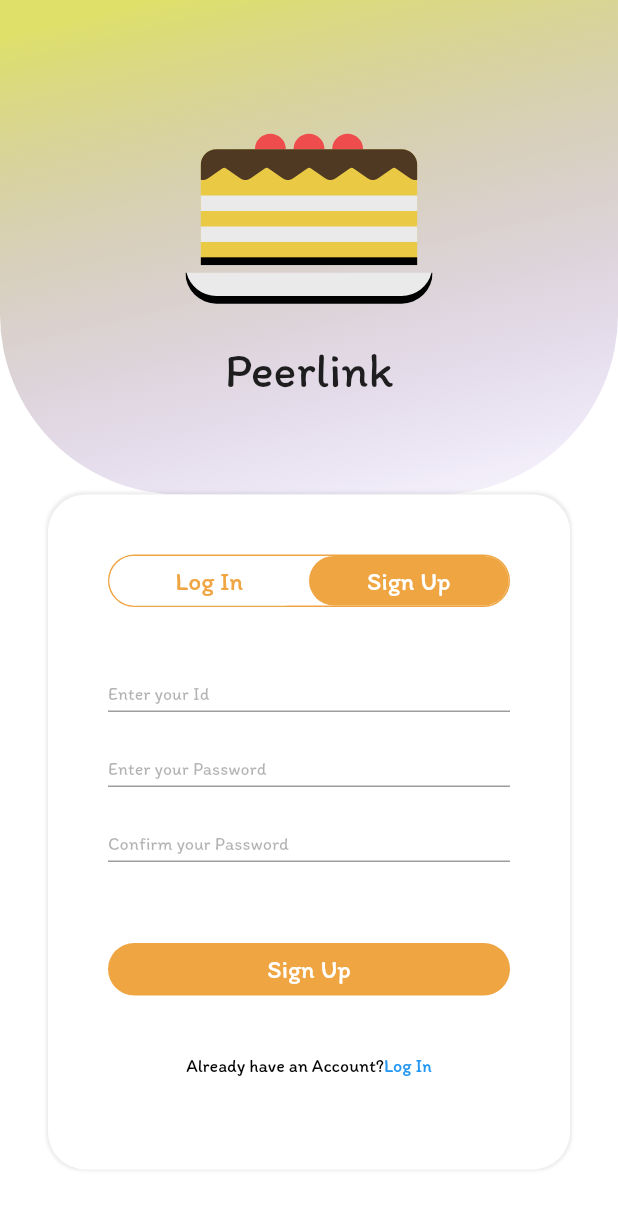
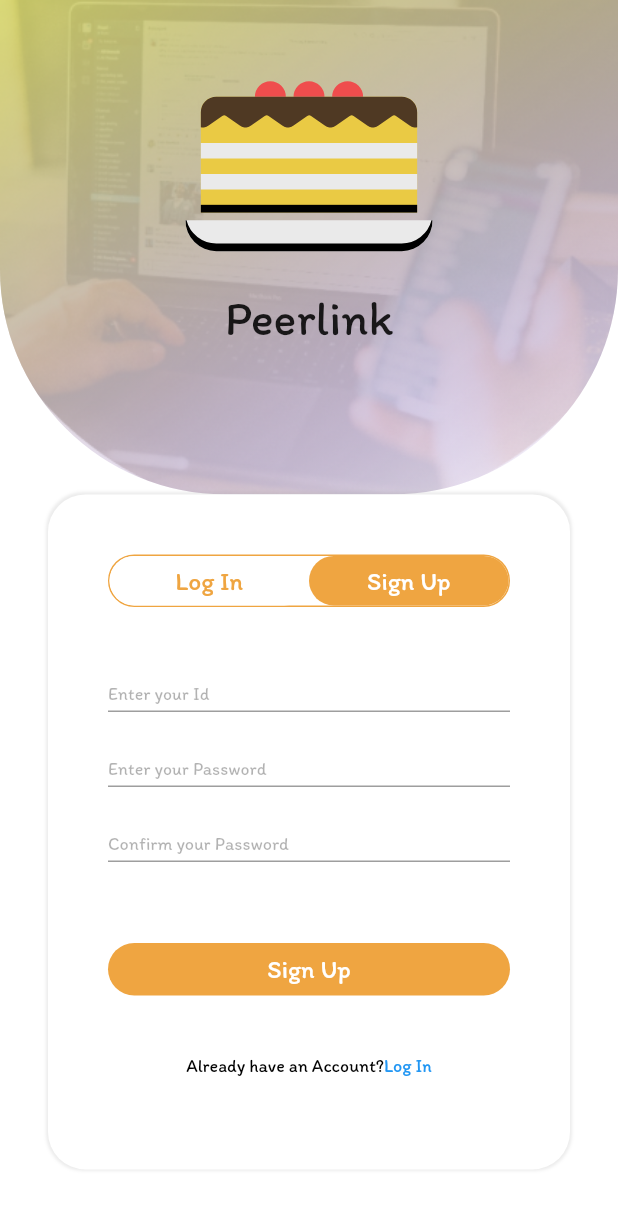
Before and after one commit to HamzaIqbalMughal/peerlink, a Flutter app: the screen it shows after launch, on a phone screen of 412 x 824 dp. Shown: the top 1209 px of the screen. Run offline on Flutter 3.47's test engine with Material 2 defaults, Android fonts, the phone set to English and light mode, and no system bars; our stand-ins replace flutter_svg, fluttertoast.

Commit message:
SignInSignUpScreen's UI is completed, apply Stack widget is remaining.

```diff
--- a/lib/SignUpSignInScreen.dart
+++ b/lib/SignUpSignInScreen.dart
@@ -29,14 +29,17 @@ class _SignUpSignInScreen extends State<SignUpSignInScreen> {
         children: [
           Container(
             height: MediaQuery.of(context).size.height * 0.4,
-            padding: EdgeInsets.only(bottom: 50, top: 50),
-            decoration: BoxDecoration(
-                color: Colors.white,
-                // backgroundBlendMode: linear-gradient(142.03deg, #DEE06A 15.05%, rgba(144, 106, 224, 0) 93.68%),
-                // background: linear-gradient(142.03deg, #DEE06A 15.05%, rgba(144, 106, 224, 0) 93.68%),
+            padding: EdgeInsets.only(bottom: 90, top: 20),
+            decoration: const BoxDecoration(
+              image: DecorationImage(
+                image: AssetImage('assets/images/background1.png'),
+                fit: BoxFit.cover,
+              ),
+              // color: Colors.white,
               borderRadius: BorderRadius.only(
-                    bottomLeft: Radius.circular(120),
-                    bottomRight: Radius.circular(120)),
+                bottomLeft: Radius.circular(150),
+                bottomRight: Radius.circular(150),
+              ),
               gradient: LinearGradient(
                 begin: Alignment.bottomRight,
                 end: Alignment.topLeft,
@@ -47,7 +50,8 @@ class _SignUpSignInScreen extends State<SignUpSignInScreen> {
                 ],
                 stops: [0.1505, 0.9368],
                 transform: GradientRotation(142.03),
-                )),
+              ),
+            ),
             child: Column(
               mainAxisAlignment: MainAxisAlignment.center,
               children: [
@@ -61,10 +65,12 @@ class _SignUpSignInScreen extends State<SignUpSignInScreen> {
               ],
             ),
           ),
-          if (isLogIn)
-            logInCard(themeColor)
-          else
-            signUpCard(themeColor) // convert this into ternary operator
+
+          isLogIn ? logInCard(themeColor) : signUpCard(themeColor)
+          // if (isLogIn)
+          //   logInCard(themeColor)
+          // else
+          //   signUpCard(themeColor) // convert this into ternary operator
         ],
       ),
     );
--- a/pubspec.yaml
+++ b/pubspec.yaml
@@ -65,6 +65,7 @@ flutter:
     # - images/a_dot_burr.jpeg
     # - images/a_dot_ham.jpeg
     - assets/icons/
+    - assets/images/
 
   # An image asset can refer to one or more resolution-specific "variants", see
   # https://flutter.dev/assets-and-images/#resolution-aware
```
Also changed, not shown: assets/images/background1.png (added). Lines whose indentation alone changed are shown as unchanged.
